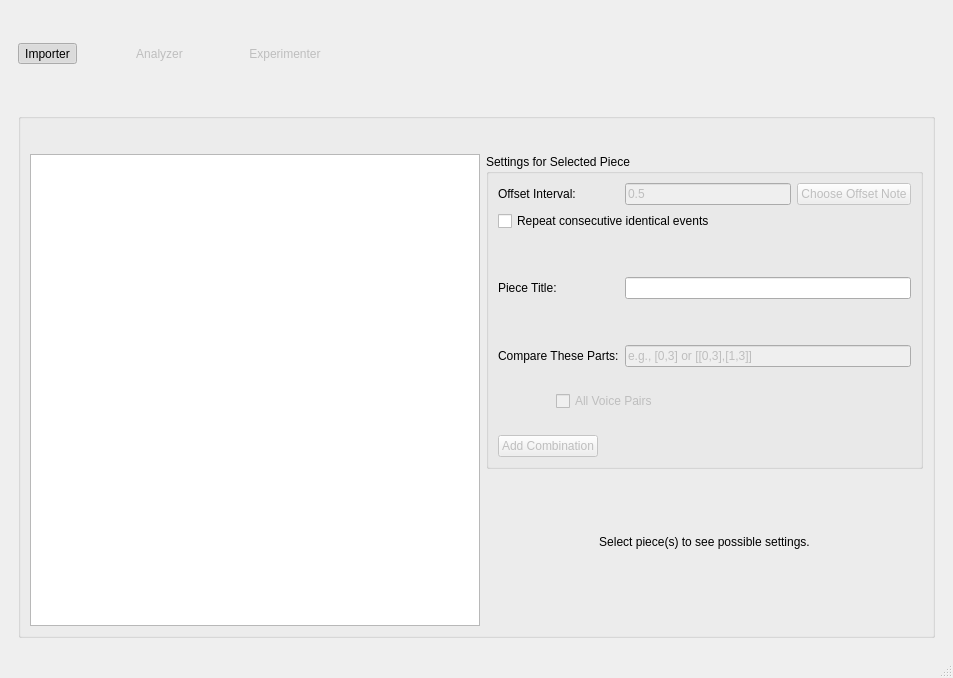
ELVIS-Project/vis-framework, file views/ui/main_window.ui: the form before one commit.
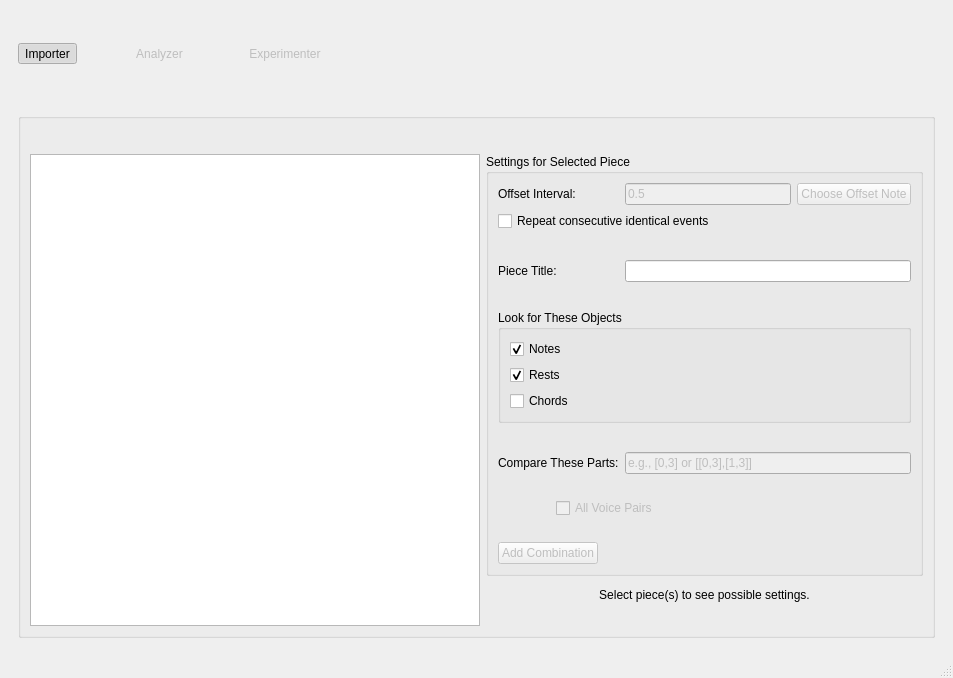
The form after the commit. The open tabs and pages were chosen to show the change. Icons and pictures are not drawn.

Commit message:
Added Checkboxes for Which Types to Find
Closes #190

Diff of the .ui file:
```diff
--- a/views/ui/main_window.ui
+++ b/views/ui/main_window.ui
@@ -414,7 +414,7 @@
                 </property>
                </spacer>
               </item>
-              <item row="6" column="1">
+              <item row="9" column="1">
                <spacer name="verticalSpacer">
                 <property name="orientation">
                  <enum>Qt::Vertical</enum>
@@ -427,7 +427,7 @@
                 </property>
                </spacer>
               </item>
-              <item row="9" column="0">
+              <item row="12" column="0">
                <widget class="QPushButton" name="btn_add_check_combo">
                 <property name="enabled">
                  <bool>false</bool>
@@ -466,7 +466,7 @@
                 </property>
                </widget>
               </item>
-              <item row="7" column="1" colspan="2">
+              <item row="10" column="1" colspan="2">
                <widget class="QLineEdit" name="line_compare_these_parts">
                 <property name="enabled">
                  <bool>false</bool>
@@ -479,7 +479,7 @@
                 </property>
                </widget>
               </item>
-              <item row="7" column="0">
+              <item row="10" column="0">
                <widget class="QLabel" name="lbl_compare_these_parts">
                 <property name="text">
                  <string>Compare These Parts:</string>
@@ -496,7 +496,7 @@
                 </property>
                </widget>
               </item>
-              <item row="8" column="0" colspan="3">
+              <item row="11" column="0" colspan="3">
                <widget class="QWidget" name="widget_2" native="true">
                 <layout class="QHBoxLayout" name="horizontalLayout_9">
                  <item>
@@ -554,6 +554,55 @@
                 </property>
                </widget>
               </item>
+              <item row="7" column="1">
+               <spacer name="verticalSpacer_2">
+                <property name="orientation">
+                 <enum>Qt::Vertical</enum>
+                </property>
+                <property name="sizeHint" stdset="0">
+                 <size>
+                  <width>20</width>
+                  <height>40</height>
+                 </size>
+                </property>
+               </spacer>
+              </item>
+              <item row="8" column="0" colspan="3">
+               <widget class="QGroupBox" name="grp_which_objects">
+                <property name="title">
+                 <string>Look for These Objects</string>
+                </property>
+                <layout class="QVBoxLayout" name="verticalLayout_7">
+                 <item>
+                  <widget class="QCheckBox" name="chk_find_notes">
+                   <property name="text">
+                    <string>Notes</string>
+                   </property>
+                   <property name="checked">
+                    <bool>true</bool>
+                   </property>
+                  </widget>
+                 </item>
+                 <item>
+                  <widget class="QCheckBox" name="chk_find_rests">
+                   <property name="text">
+                    <string>Rests</string>
+                   </property>
+                   <property name="checked">
+                    <bool>true</bool>
+                   </property>
+                  </widget>
+                 </item>
+                 <item>
+                  <widget class="QCheckBox" name="chk_find_chords">
+                   <property name="text">
+                    <string>Chords</string>
+                   </property>
+                  </widget>
+                 </item>
+                </layout>
+               </widget>
+              </item>
              </layout>
             </widget>
            </item>
```
Left out of the diff: 2 changed lines with no effect on the pictures. The commit also changes 7 other files.
